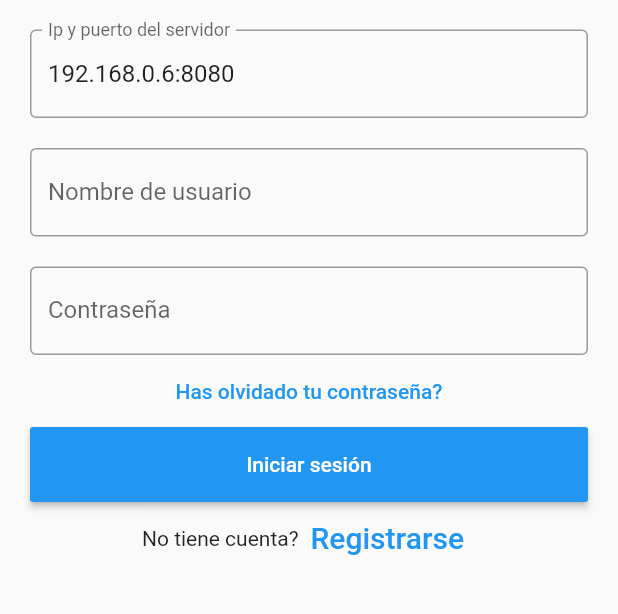
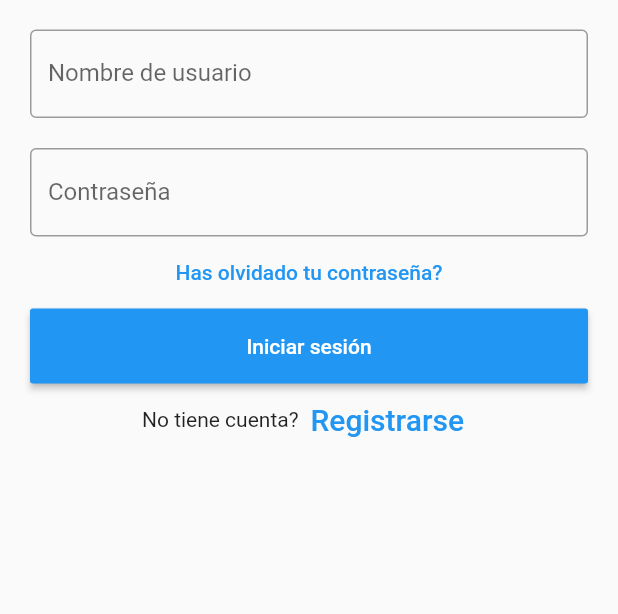
Before and after one commit to EliasFunes/qr_login_app, a Flutter app: the screen it shows after launch, after a tap on "Iniciar sesión", on a phone screen of 412 x 824 dp, the part 167-781 px from its top. Run offline on Flutter 3.47's test engine with Material 2 defaults, Android fonts, the phone set to English and light mode, and no system bars; our stand-ins replace flutter_secure_storage; missing offline and left inert: flutter_barcode_scanner; network calls fail.

Commit message:
Se utiliza https y dominio del servidor de la api que consume la app, esto para evitar utilizar un input donde poner la direccion del server. (mejorar la forma de utilizar el dominio de forma dinamica ya que puede cambiar)

```diff
--- a/lib/src/pages/home_page.dart
+++ b/lib/src/pages/home_page.dart
@@ -30,7 +30,7 @@ class _HomePageState extends State<HomePage> {
             Map valueMap = json.decode(jwt!);
             String token = valueMap['token'];
 
-            http.post(Uri.http(ipPort, 'ws/sendToUser'),
+            http.post(Uri.https(ipPort, 'ws/sendToUser'),
                 headers: {
                   "Content-Type": "application/json",
                   "Authorization": "Bearer $token",
--- a/lib/src/pages/log_list_page.dart
+++ b/lib/src/pages/log_list_page.dart
@@ -25,7 +25,7 @@ class _LogListPageState extends State<LogListPage> {
       Map valueMap = json.decode(jwt!);
       String token = valueMap['token'];
       var res = await http
-          .get(Uri.http(ipPort, 'relation/getAllLogByUserId'), headers: {
+          .get(Uri.https(ipPort, 'relation/getAllLogByUserId'), headers: {
         "Content-Type": "application/json",
         "Authorization": "Bearer $token",
       });
--- a/lib/src/pages/login_page.dart
+++ b/lib/src/pages/login_page.dart
@@ -16,8 +16,8 @@ class LoginPage extends StatefulWidget {
 class _State extends State<LoginPage> {
   TextEditingController nameController = TextEditingController();
   TextEditingController passwordController = TextEditingController();
-  TextEditingController ipPortController =
-      TextEditingController(text: '192.168.0.6:8080');
+  /*TextEditingController ipPortController =
+      TextEditingController(text: '192.168.0.6:8080');*/
 
   void displayDialog(context, title, text) => showDialog(
         context: context,
@@ -45,7 +45,7 @@ class _State extends State<LoginPage> {
                           fontWeight: FontWeight.w500,
                           fontSize: 30),
                     )),
-                Container(
+                /* Container(
                   padding: EdgeInsets.all(10),
                   child: TextField(
                     controller: ipPortController,
@@ -54,7 +54,7 @@ class _State extends State<LoginPage> {
                       labelText: 'Ip y puerto del servidor',
                     ),
                   ),
-                ),
+                ),*/
                 Container(
                   padding: EdgeInsets.all(10),
                   child: TextField(
@@ -95,7 +95,7 @@ class _State extends State<LoginPage> {
                       onPressed: () async {
                         var username = nameController.text;
                         var password = passwordController.text;
-                        var ipPort = ipPortController.text;
+                        var ipPort = "qrloginserver.eliasfunes.com";
                         var jwt =
                             await attemptLogIn(username, password, ipPort);
                         if (jwt != null) {
@@ -103,8 +103,8 @@ class _State extends State<LoginPage> {
                           Navigator.push(
                               context,
                               MaterialPageRoute(
-                                  builder: (context) =>
-                                      HomePage(ipPortController.text)));
+                                  builder: (context) => HomePage(
+                                      "qrloginserver.eliasfunes.com")));
                         } else {
                           displayDialog(context, "Ocurrió un error",
                               "No se encontró ninguna cuenta que coincida con ese nombre de usuario y contraseña");
@@ -141,7 +141,7 @@ class _State extends State<LoginPage> {
 Future<String?> attemptLogIn(
     String username, String password, String ipPortController) async {
   var res = await http.post(
-      Uri.http(ipPortController, 'jwt/user_lessor/authenticate'),
+      Uri.https(ipPortController, 'jwt/user_lessor/authenticate'),
       headers: {"Content-Type": "application/json"},
       body: json.encode({"username": username, "password": password}));
   if (res.statusCode == 200) return res.body;
--- a/lib/src/pages/tenant_list_page.dart
+++ b/lib/src/pages/tenant_list_page.dart
@@ -24,7 +24,7 @@ class _TenantListPageState extends State<TenantListPage> {
       Map valueMap = json.decode(jwt!);
       String token = valueMap['token'];
       var res =
-          await http.get(Uri.http(ipPort, 'relation/getAllByUser'), headers: {
+          await http.get(Uri.https(ipPort, 'relation/getAllByUser'), headers: {
         "Content-Type": "application/json",
         "Authorization": "Bearer $token",
       });
```
Also changed, not shown: lib/src/pages/register_page.dart (+6 -6 lines).
